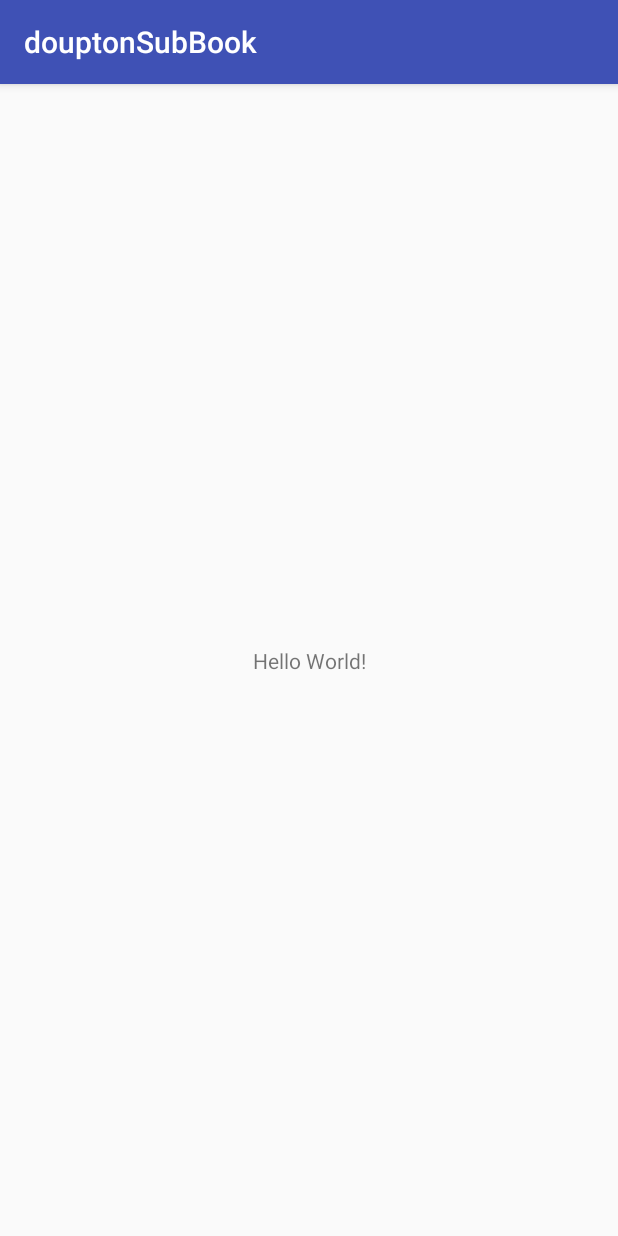
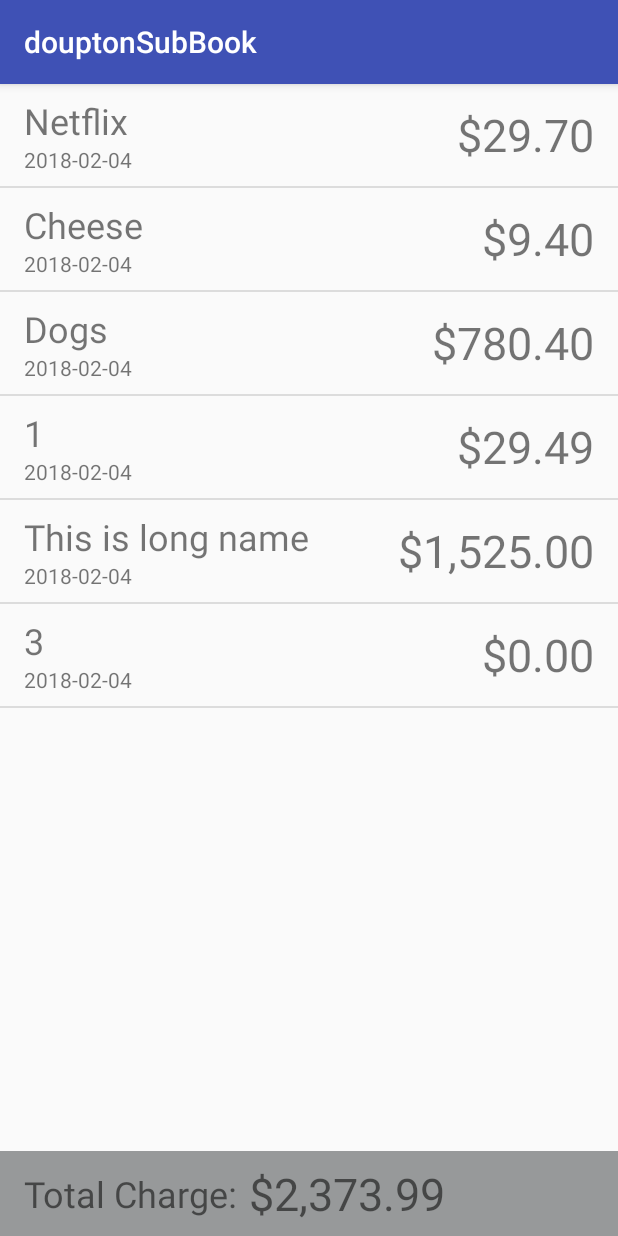
Before and after one commit to devonupton/douptonSubBook, an Android app: the screen it shows after launch (SubBookMainActivity), on a phone screen of 412 x 824 dp. Run offline under Robolectric (Android 15) with nearby library versions, the phone set to English and light mode, and no system bars.

Commit message:
Main activity is set up

```diff
--- a/app/src/main/java/com/doupton/douptonsubbook/SubBookMainActivity.java
+++ b/app/src/main/java/com/doupton/douptonsubbook/SubBookMainActivity.java
@@ -2,12 +2,64 @@ package com.doupton.douptonsubbook;
 
 import android.support.v7.app.AppCompatActivity;
 import android.os.Bundle;
+import android.widget.ListView;
+import android.widget.TextView;
+
+import java.math.BigDecimal;
+import java.text.NumberFormat;
+import java.util.ArrayList;
+import java.util.Currency;
+import java.util.Date;
+import java.util.Locale;
 
 public class SubBookMainActivity extends AppCompatActivity {
+
+    private ArrayList<Subscription> subList;
+    private SubscriptionArrayAdapter adapter;
+    private ListView subListView;
+    private SubscriptionManager manager;
 
     @Override
     protected void onCreate(Bundle savedInstanceState) {
         super.onCreate(savedInstanceState);
         setContentView(R.layout.activity_sub_book_main);
+
+        this.subListView = findViewById(R.id.subscriptionListView);
+        this.manager = new SubscriptionManager(this);
+
+
     }
+
+    @Override
+    protected void onStart() {
+        super.onStart();
+        // Load subscriptions and assign the adapter
+        this.subList = manager.loadFromFile();
+        this.adapter = new SubscriptionArrayAdapter(this,
+                R.layout.row_subscription_list_view, this.subList);
+        subListView.setAdapter(this.adapter);
+
+        // TODO: Testing
+        subList.add(new Subscription("Netflix", new Date(), new BigDecimal(29.7)));
+        subList.add(new Subscription("Cheese", new Date(), new BigDecimal(9.4)));
+        subList.add(new Subscription("Dogs", new Date(), new BigDecimal(780.4)));
+        subList.add(new Subscription("1", new Date(), new BigDecimal(29.489765)));
+        subList.add(new Subscription("This is long name", new Date(), new BigDecimal(1525)));
+        subList.add(new Subscription("3", new Date(), new BigDecimal(0)));
+
+        // TODO: Need to always update the totalTextView!!!!
+        BigDecimal count = BigDecimal.ZERO;
+        for (Subscription sub : this.subList){
+            count = count.add(sub.getMonthlyCharge());
+        }
+        TextView totalTextView = this.findViewById(R.id.subTotalTextView);
+        totalTextView.setText(NumberFormat.getCurrencyInstance().format(count));
+    }
+
+    private void itemClicked(){
+
+    }
+
+    // TODO: Test is disable rotations
+    // TODO: Need to implement onitemclicklistener
 }
--- /dev/null
+++ b/app/src/main/java/com/doupton/douptonsubbook/Subscription.java
@@ -0,0 +1,124 @@
+package com.doupton.douptonsubbook;
+
+import java.math.BigDecimal;
+import java.util.Currency;
+import java.util.Date;
+// TODO: Need javadoc for each file too!
+/**
+ * A monthly subscription.
+ */
+
+public class Subscription {
+    private static final int MAX_NAME = 20;
+    private static final int MAX_COMMENT = 30;
+
+    private String name;
+    private Date startDate;
+    private BigDecimal monthlyCharge;
+    private String comment;
+
+    /**
+     * Construct a subscription object.
+     * @param name subscription name (<= {@value MAX_NAME} characters)
+     * @param startDate subscription start date
+     * @param monthlyCharge subscription monthly charge
+     */
+    public Subscription(String name, Date startDate, BigDecimal monthlyCharge){
+        setName(name);
+        setStartDate(startDate);
+        setMonthlyCharge(monthlyCharge);
+    }
+
+    /**
+     * Construct a subscription object.
+     * @param name subscription name (<= {@value MAX_NAME} characters)
+     * @param startDate subscription start date
+     * @param monthlyCharge subscription monthly charge
+     * @param comment subscription comment (optional, <= {@value MAX_COMMENT} characters)
+     */
+    public Subscription(String name, Date startDate, BigDecimal monthlyCharge, String comment){
+        this(name, startDate, monthlyCharge);
+        setComment(comment);
+    }
+
+    /**
+     * Get the name for this subscription.
+     * @return subscription name
+     */
+    public String getName(){
+        return this.name;
+    }
+
+    /**
+     * Set the name for this subscription.
+     * @param name subscription name
+     * @throws IllegalArgumentException Name exceeds {@value MAX_NAME} characters or is empty.
+     */
+    public void setName(String name) throws IllegalArgumentException {
+        if (name.length() > MAX_NAME){
+            throw new IllegalArgumentException("Name exceeds " + MAX_NAME + " characters.");
+        } else if (name.length() == 0) {
+            throw new IllegalArgumentException("Name cannot be empty.");
+        } else {
+            this.name = name;
+        }
+    }
+
+    /**
+     * Get the start date for this subscription.
+     * @return start date
+     */
+    public Date getStartDate(){
+        return this.startDate;
+    }
+
+    /**
+     * Set the start date for this subscription.
+     * @param date start date
+     */
+    public void setStartDate(Date date){
+        startDate = date;
+    }
+
+    /**
+     * Get the monthly charge for this subscription.
+     * @return monthly charge
+     */
+    public BigDecimal getMonthlyCharge(){
+        return this.monthlyCharge;
+    }
+
+    /**
+     * Set the monthly charge for this subscription.
+     * @param charge monthly charge
+     * @throws IllegalArgumentException charge cannot be negative
+     */
+    public void setMonthlyCharge(BigDecimal charge){
+        if (charge.compareTo(BigDecimal.ZERO) < 0){
+            throw new IllegalArgumentException("Charge cannot be negative.");
+        } else {
+            this.monthlyCharge = charge;
+        }
+    }
+
+    /**
+     * Get the comment for this subscription.
+     * @return comment
+     */
+    public String getComment(){
+        return this.comment;
+    }
+
+    /**
+     * Set the comment for this subscription.
+     * @param comment comment
+     * @throws IllegalArgumentException Name exceeds {@value MAX_COMMENT} characters.
+     */
+    public void setComment(String comment) throws IllegalArgumentException {
+        if (comment.length() > MAX_COMMENT) {
+            throw new IllegalArgumentException("Comment exceeds " + MAX_COMMENT + " characters.");
+        } else{
+            this.comment = comment;
+        }
+    }
+}
--- /dev/null
+++ b/app/src/main/java/com/doupton/douptonsubbook/SubscriptionArrayAdapter.java
@@ -0,0 +1,51 @@
+package com.doupton.douptonsubbook;
+
+import android.content.Context;
+import android.support.annotation.NonNull;
+import android.support.annotation.Nullable;
+import android.view.LayoutInflater;
+import android.view.View;
+import android.view.ViewGroup;
+import android.widget.ArrayAdapter;
+import android.widget.TextView;
+
+import java.text.NumberFormat;
+import java.text.SimpleDateFormat;
+import java.util.List;
+// TODO: Source https://stackoverflow.com/questions/15832335
+/**
+ * Created by devon on 03/02/18.
+ */
+
+public class SubscriptionArrayAdapter extends ArrayAdapter<Subscription> {
+
+    private LayoutInflater inflater = null;
+
+    public SubscriptionArrayAdapter(@NonNull Context context, int resource,
+                                    @NonNull List<Subscription> objects) {
+        super(context, resource, objects);
+        this.inflater = (LayoutInflater)context.getSystemService(Context.LAYOUT_INFLATER_SERVICE);
+    }
+
+    @NonNull
+    @Override
+    public View getView(int position, @Nullable View convertView, @NonNull ViewGroup parent) {
+        View row = convertView;
+        if (row == null){
+            row = this.inflater.inflate(R.layout.row_subscription_list_view, parent, false);
+        }
+        Subscription sub = this.getItem(position);
+
+        TextView nameTextView = row.findViewById(R.id.nameTextView);
+        nameTextView.setText(sub.getName());
+
+        TextView dateTextView = row.findViewById(R.id.dateTextView);
+        // TODO: Put this code elsewhere??
+        SimpleDateFormat format1 = new SimpleDateFormat("yyyy-MM-dd");
+        dateTextView.setText(format1.format(sub.getStartDate()));
+
+        TextView chargeTextView = row.findViewById(R.id.chargeTextView);
+        chargeTextView.setText(NumberFormat.getCurrencyInstance().format(sub.getMonthlyCharge()));
+        return row;
+    }
+}
--- /dev/null
+++ b/app/src/main/java/com/doupton/douptonsubbook/SubscriptionManager.java
@@ -0,0 +1,62 @@
+package com.doupton.douptonsubbook;
+
+// TODO Used for load/saving
+
+import android.content.Context;
+import android.text.style.SubscriptSpan;
+
+import com.google.gson.Gson;
+import com.google.gson.reflect.TypeToken;
+
+import java.io.BufferedReader;
+import java.io.BufferedWriter;
+import java.io.FileInputStream;
+import java.io.FileNotFoundException;
+import java.io.FileOutputStream;
+import java.io.IOException;
+import java.io.InputStreamReader;
+import java.io.OutputStreamWriter;
+import java.lang.reflect.Type;
+import java.util.ArrayList;
+
+public class SubscriptionManager {
+    private static final String FILENAME = "subscriptions.sav";
+
+    private Context context;
+
+    public SubscriptionManager(Context context){
+        this.context = context;
+    }
+
+    // TODO: SOurce code from labs
+    public ArrayList<Subscription> loadFromFile(){
+        try {
+            FileInputStream fis = context.openFileInput(FILENAME);
+            BufferedReader in = new BufferedReader(new InputStreamReader(fis));
+
+            Gson gson = new Gson();
+            Type listType = new TypeToken<ArrayList<Subscription>>(){}.getType();
+            return gson.fromJson(in, listType);
+
+        } catch (FileNotFoundException e) {
+            return new ArrayList<>();
+        }
+    }
+    public void saveToFile(ArrayList<Subscription> subList){
+        try {
+            FileOutputStream fos = context.openFileOutput(FILENAME, Context.MODE_PRIVATE);
+
+            BufferedWriter out = new BufferedWriter(new OutputStreamWriter(fos));
+
+            Gson gson = new Gson();
+            gson.toJson(subList, out);
+            out.flush();
+            // TODO: Better error handling here
+        } catch (FileNotFoundException e) {
+            throw new RuntimeException();
+        } catch (IOException e) {
+            throw new RuntimeException();
+        }
+    }
+
+}
--- a/app/src/main/res/layout/activity_sub_book_main.xml
+++ b/app/src/main/res/layout/activity_sub_book_main.xml
@@ -6,13 +6,70 @@
     android:layout_height="match_parent"
     tools:context="com.doupton.douptonsubbook.SubBookMainActivity">
 
-    <TextView
-        android:layout_width="wrap_content"
-        android:layout_height="wrap_content"
-        android:text="Hello World!"
-        app:layout_constraintBottom_toBottomOf="parent"
-        app:layout_constraintLeft_toLeftOf="parent"
-        app:layout_constraintRight_toRightOf="parent"
+    <ListView
+        android:id="@+id/subscriptionListView"
+        android:layout_width="0dp"
+        android:layout_height="0dp"
+        app:layout_constraintBottom_toTopOf="@+id/totalConstraintLayout"
+        app:layout_constraintEnd_toEndOf="parent"
+        app:layout_constraintStart_toStartOf="parent"
         app:layout_constraintTop_toTopOf="parent" />
 
+    <android.support.constraint.ConstraintLayout
+        android:id="@+id/totalConstraintLayout"
+        android:layout_width="0dp"
+        android:layout_height="wrap_content"
+        android:background="@color/colorAccent"
+        app:layout_constraintBottom_toBottomOf="parent"
+        app:layout_constraintEnd_toEndOf="parent"
+        app:layout_constraintStart_toStartOf="parent">
+
+        <TextView
+            android:id="@+id/totalStringTextView"
+            android:layout_width="wrap_content"
+            android:layout_height="wrap_content"
+            android:layout_marginStart="16dp"
+            android:maxLines="1"
+            android:text="@string/total"
+            android:textSize="24sp"
+            app:layout_constraintBottom_toBottomOf="parent"
+            app:layout_constraintStart_toStartOf="parent"
+            app:layout_constraintTop_toTopOf="parent" />
+
+        <HorizontalScrollView
+            android:id="@+id/horizontalScrollView"
+            android:layout_width="0dp"
+            android:layout_height="wrap_content"
+            android:layout_marginBottom="8dp"
+            android:layout_marginEnd="16dp"
+            android:layout_marginStart="8dp"
+            android:layout_marginTop="8dp"
+            app:layout_constraintBottom_toBottomOf="parent"
+            app:layout_constraintEnd_toEndOf="parent"
+            app:layout_constraintHorizontal_bias="1.0"
+            app:layout_constraintStart_toEndOf="@+id/totalStringTextView"
+            app:layout_constraintTop_toTopOf="parent">
+
+            <TextView
+                android:id="@+id/subTotalTextView"
+                android:layout_width="wrap_content"
+                android:layout_height="match_parent"
+                android:layout_marginBottom="0dp"
+                android:layout_marginEnd="0dp"
+                android:layout_marginTop="0dp"
+                android:maxLines="1"
+                android:textAlignment="viewEnd"
+                android:textSize="30sp"
+                app:layout_constraintBottom_toBottomOf="parent"
+                app:layout_constraintEnd_toEndOf="parent"
+                app:layout_constraintHorizontal_bias="0.5"
+                app:layout_constraintStart_toEndOf="@+id/totalStringTextView"
+                app:layout_constraintTop_toTopOf="parent"
+                app:layout_constraintVertical_bias="0.0"
+                tools:layout_editor_absoluteX="167dp"
+                tools:layout_editor_absoluteY="8dp"
+                tools:text="$123.45" />
+        </HorizontalScrollView>
+    </android.support.constraint.ConstraintLayout>
+
 </android.support.constraint.ConstraintLayout>
--- /dev/null
+++ b/app/src/main/res/layout/row_subscription_list_view.xml
@@ -0,0 +1,46 @@
+<?xml version="1.0" encoding="utf-8"?>
+<android.support.constraint.ConstraintLayout xmlns:android="http://schemas.android.com/apk/res/android"
+    xmlns:app="http://schemas.android.com/apk/res-auto"
+    xmlns:tools="http://schemas.android.com/tools"
+    android:layout_width="match_parent"
+    android:layout_height="wrap_content">
+
+    <TextView
+        android:id="@+id/nameTextView"
+        android:layout_width="wrap_content"
+        android:layout_height="wrap_content"
+        android:layout_marginStart="16dp"
+        android:layout_marginTop="8dp"
+        android:textSize="24sp"
+        app:layout_constraintStart_toStartOf="parent"
+        app:layout_constraintTop_toTopOf="parent"
+        tools:text="Subscription Name" />
+
+    <TextView
+        android:id="@+id/dateTextView"
+        android:layout_width="wrap_content"
+        android:layout_height="wrap_content"
+        android:layout_marginBottom="8dp"
+        android:layout_marginLeft="16dp"
+        app:layout_constraintBottom_toBottomOf="parent"
+        app:layout_constraintLeft_toLeftOf="parent"
+        app:layout_constraintTop_toBottomOf="@+id/nameTextView"
+        tools:text="2018-01-01" />
+
+    <TextView
+        android:id="@+id/chargeTextView"
+        android:layout_width="0dp"
+        android:layout_height="42dp"
+        android:layout_marginEnd="16dp"
+        android:layout_marginStart="8dp"
+        android:textAlignment="viewEnd"
+        android:textSize="30sp"
+        android:maxLines="1"
+        app:layout_constraintBottom_toBottomOf="parent"
+        app:layout_constraintEnd_toEndOf="parent"
+        app:layout_constraintHorizontal_bias="1.0"
+        app:layout_constraintStart_toEndOf="@+id/nameTextView"
+        app:layout_constraintTop_toTopOf="parent"
+        tools:text="$00.00" />
+</android.support.constraint.ConstraintLayout>
+<!-- TODO: Source https://stackoverflow.com/questions/15832335 -->
--- a/app/src/main/res/values/colors.xml
+++ b/app/src/main/res/values/colors.xml
@@ -2,5 +2,5 @@
 <resources>
     <color name="colorPrimary">#3F51B5</color>
     <color name="colorPrimaryDark">#303F9F</color>
-    <color name="colorAccent">#FF4081</color>
+    <color name="colorAccent">#97999a</color>
 </resources>
--- a/app/src/main/res/values/strings.xml
+++ b/app/src/main/res/values/strings.xml
@@ -1,3 +1,4 @@
 <resources>
     <string name="app_name">douptonSubBook</string>
+    <string name="total">Total Charge:</string>
 </resources>
```
Also changed, not shown: app/build.gradle (+5 -2 lines).
